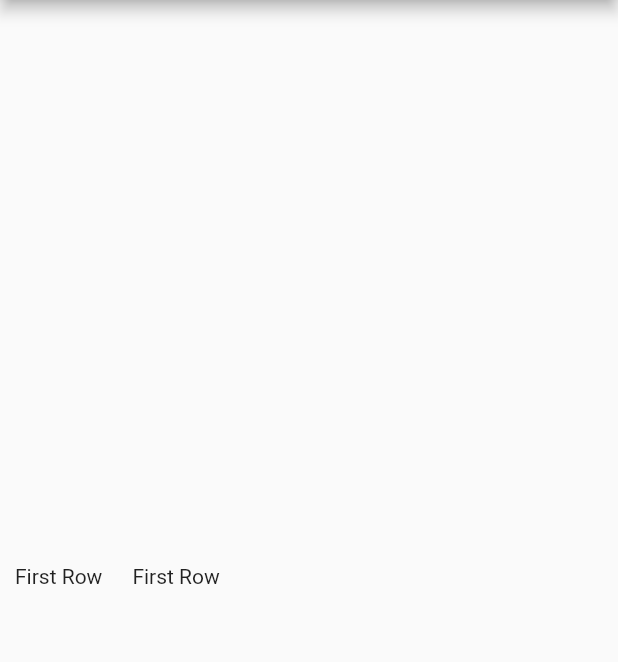
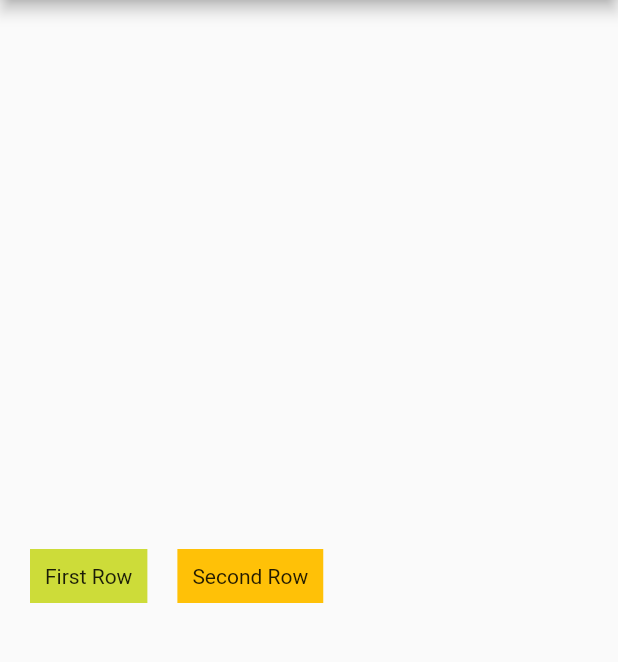
Before and after one commit to sanjibsinha/elementary_dart_flutter_for_beginners, a Flutter app: the screen it shows after launch, on a phone screen of 412 x 824 dp, the part 84-746 px from its top. Run offline on Flutter 3.47's test engine with Material 2 defaults, Android fonts, the phone set to English and light mode, and no system bars.

Commit message:
Second to this branch

```diff
--- a/lib/main.dart
+++ b/lib/main.dart
@@ -34,11 +34,15 @@ class MyAppHome extends StatelessWidget {
         title: const Text('Dart Built in Types'),
       ),
       body: Center(
+        /// using type List
         child: Row(
           children: [
             Container(
               /// using type double
+              ///
+              margin: const EdgeInsets.all(20.0),
               padding: const EdgeInsets.all(10.0),
+              color: Colors.lime,
 
               /// using String type
               child: const Text('First Row'),
@@ -46,9 +50,10 @@ class MyAppHome extends StatelessWidget {
             Container(
               /// using type double
               padding: const EdgeInsets.all(10.0),
+              color: Colors.amber,
 
               /// using String type
-              child: const Text('First Row'),
+              child: const Text('Second Row'),
             ),
           ],
         ),
```
